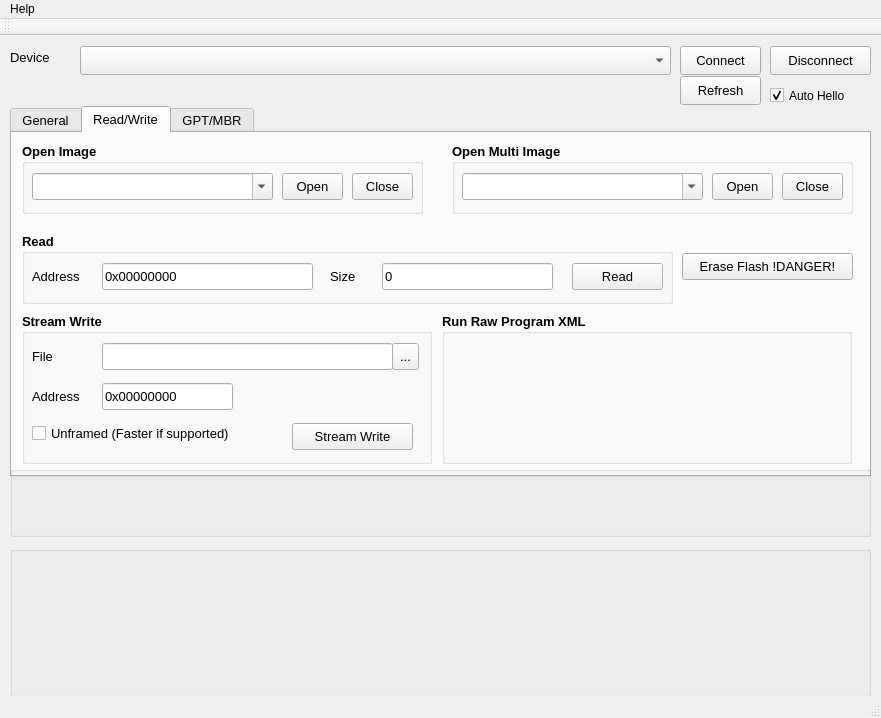
Above: resources/ui/streaming_dload_window.ui from openpst/streaming-dload before the change. Below: the same form after it.
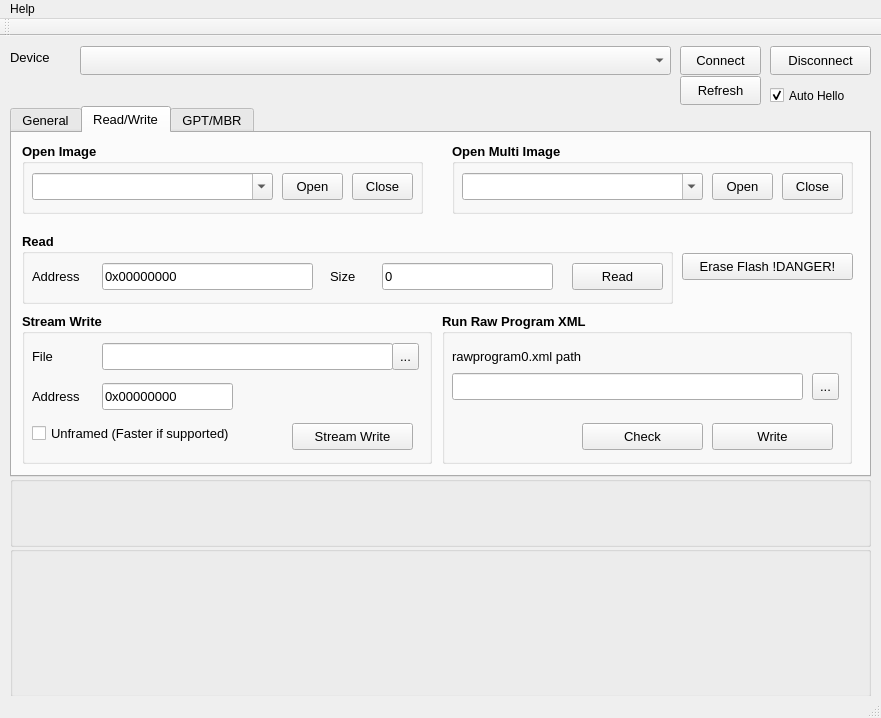
That is the form after the change. The open tabs and pages were chosen to show the change. Custom widgets are drawn as their Qt base class.

Commit message: xml overview window

```diff
--- a/resources/ui/streaming_dload_window.ui
+++ b/resources/ui/streaming_dload_window.ui
@@ -940,6 +940,101 @@
       <property name="title">
        <string>Run Raw Program XML</string>
       </property>
+      <widget class="QToolButton" name="rawProgramXmlFileBrowseButton">
+       <property name="geometry">
+        <rect>
+         <x>370</x>
+         <y>60</y>
+         <width>27</width>
+         <height>27</height>
+        </rect>
+       </property>
+       <property name="font">
+        <font>
+         <weight>50</weight>
+         <bold>false</bold>
+        </font>
+       </property>
+       <property name="text">
+        <string>...</string>
+       </property>
+      </widget>
+      <widget class="QLabel" name="rawProgramXmlFileLabel">
+       <property name="geometry">
+        <rect>
+         <x>10</x>
+         <y>30</y>
+         <width>171</width>
+         <height>27</height>
+        </rect>
+       </property>
+       <property name="font">
+        <font>
+         <weight>50</weight>
+         <bold>false</bold>
+        </font>
+       </property>
+       <property name="text">
+        <string>rawprogram0.xml path</string>
+       </property>
+      </widget>
+      <widget class="QLineEdit" name="rawProgramXmlFileValue">
+       <property name="geometry">
+        <rect>
+         <x>10</x>
+         <y>60</y>
+         <width>351</width>
+         <height>27</height>
+        </rect>
+       </property>
+       <property name="font">
+        <font>
+         <weight>50</weight>
+         <bold>false</bold>
+        </font>
+       </property>
+       <property name="text">
+        <string/>
+       </property>
+      </widget>
+      <widget class="QPushButton" name="rawProgramXmlWriteButton">
+       <property name="geometry">
+        <rect>
+         <x>270</x>
+         <y>110</y>
+         <width>121</width>
+         <height>27</height>
+        </rect>
+       </property>
+       <property name="font">
+        <font>
+         <weight>50</weight>
+         <bold>false</bold>
+        </font>
+       </property>
+       <property name="text">
+        <string>Write</string>
+       </property>
+      </widget>
+      <widget class="QPushButton" name="rawProgramXmlCheckButton">
+       <property name="geometry">
+        <rect>
+         <x>140</x>
+         <y>110</y>
+         <width>121</width>
+         <height>27</height>
+        </rect>
+       </property>
+       <property name="font">
+        <font>
+         <weight>50</weight>
+         <bold>false</bold>
+        </font>
+       </property>
+       <property name="text">
+        <string>Check</string>
+       </property>
+      </widget>
      </widget>
      <zorder>writeGroupBox</zorder>
      <zorder>readGroupBox</zorder>
@@ -1490,7 +1585,7 @@
     <property name="geometry">
      <rect>
       <x>10</x>
-      <y>430</y>
+      <y>440</y>
       <width>861</width>
       <height>71</height>
      </rect>
```
Left out of the diff: 8 changed lines with no effect on the pictures. The commit also changes 3 other files.
